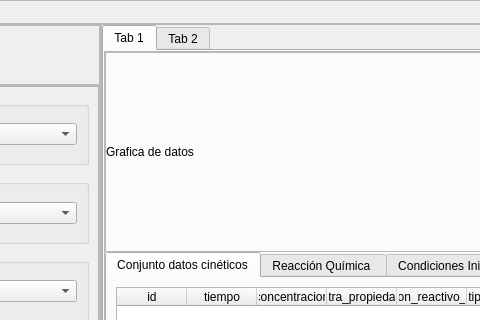
Before: the Qt Designer form pantalla_d_a_c_tipo_dashb_RC1_2.ui in JuandresPUCE/tesis_pyqt_sqlite, drawn with Qt 5; both pictures show x 149 to 629 and y 0 to 320 of the 1024 by 720 pixel window.
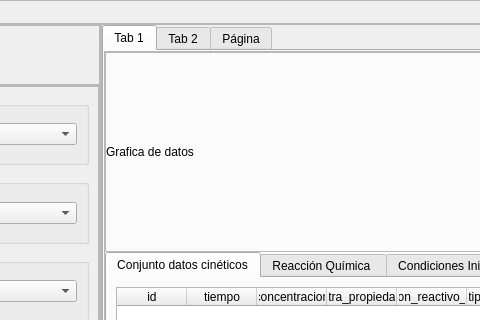
After: the same form once the commit is applied. The open tabs and pages were chosen to show the change.

What changed in the file:
```diff
--- a/pantalla_d_a_c_tipo_dashb_RC1_2.ui
+++ b/pantalla_d_a_c_tipo_dashb_RC1_2.ui
@@ -1024,6 +1024,11 @@
               </layout>
              </widget>
             </widget>
+            <widget class="QWidget" name="tab_3">
+             <attribute name="title">
+              <string>Página</string>
+             </attribute>
+            </widget>
            </widget>
           </item>
          </layout>
```
Left out of the diff: 2 changed lines with no effect on the pictures.
